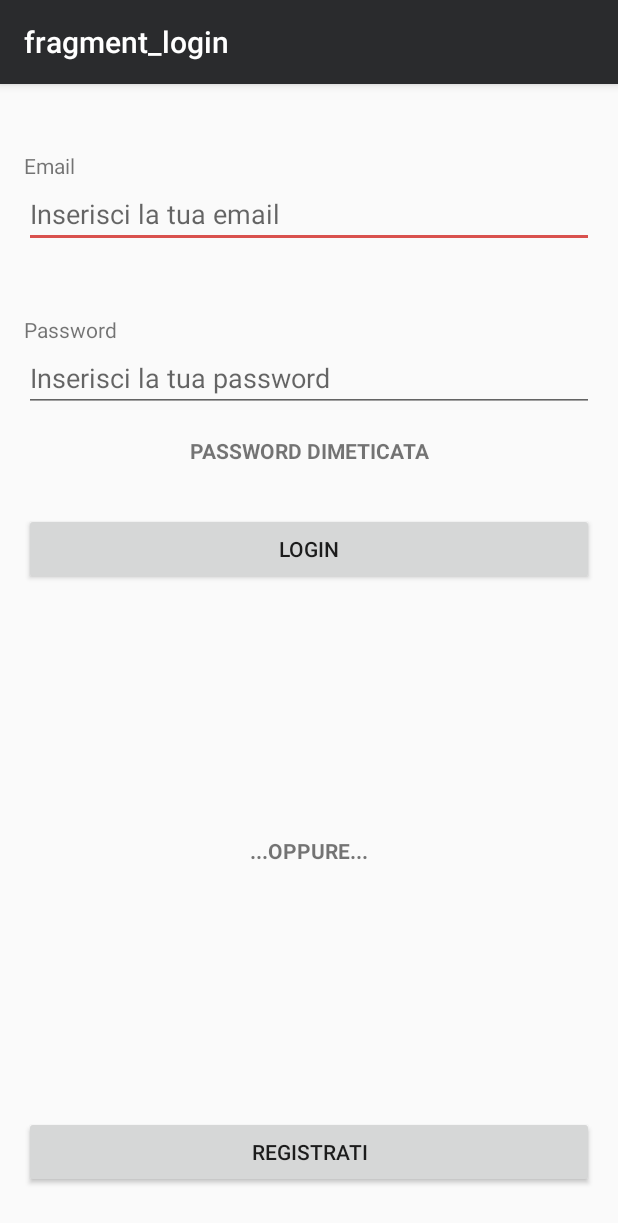
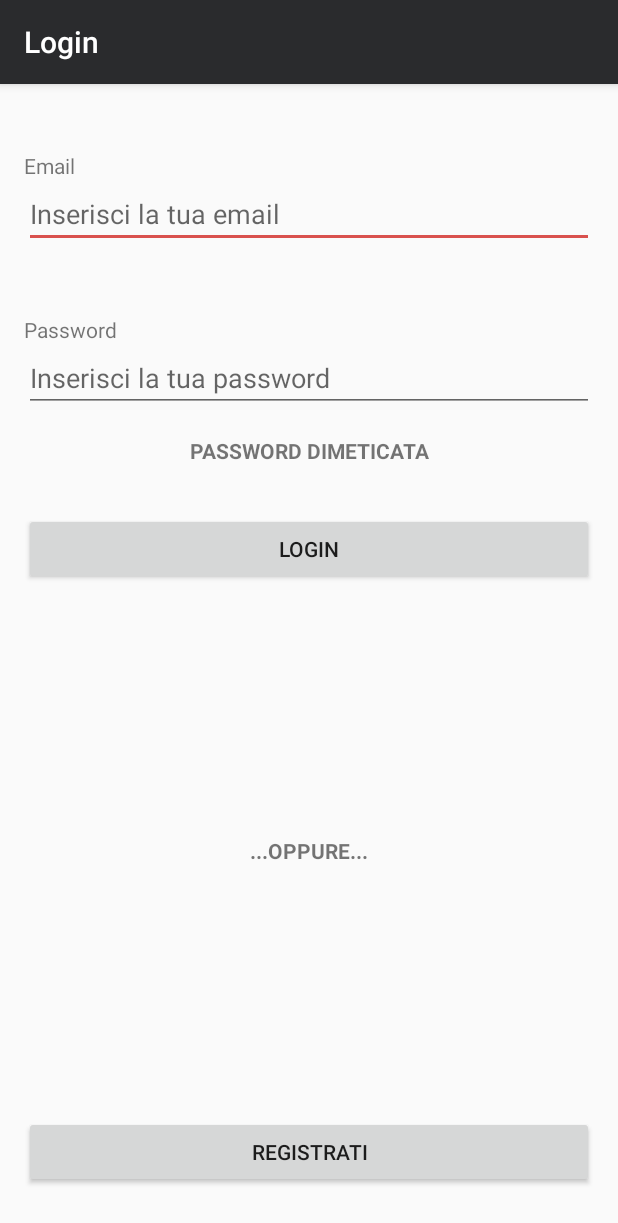
Before and after one commit to Emme90/CraonTestApp, an Android app: the screen it shows after launch (EntryActivity), on a phone screen of 412 x 824 dp. Shown: the top 1223 px of the screen. Run offline under Robolectric (Android 15) with nearby library versions, the phone set to English and light mode, and no system bars; our stand-ins replace ButterKnife, RxJava, navigation-ui; libraries missing offline, so code that uses them is left out: com.facebook.stetho, com.trello.lifecycle2, com.trello.rxlifecycle3, ru.katso.livebutton; plain views replace LiveButton; 3 statements that could not run were skipped.

Commit message:
Navigation labels corrected and resume Splash

```diff
--- a/app/src/main/java/com/example/craontestapp/view/LoginFragment.java
+++ b/app/src/main/java/com/example/craontestapp/view/LoginFragment.java
@@ -69,6 +69,7 @@ public class LoginFragment extends Fragment {
                              Bundle savedInstanceState) {
         View view = inflater.inflate(R.layout.fragment_login, container, false);
         ButterKnife.bind(this, view);
+
         return view;
     }
 
--- a/app/src/main/java/com/example/craontestapp/view/MovieListAdapter.java
+++ b/app/src/main/java/com/example/craontestapp/view/MovieListAdapter.java
@@ -56,9 +56,11 @@ public class MovieListAdapter extends RecyclerView.Adapter<MovieListAdapter.Movi
     public void onClick(View v) {
         String movieId = ((TextView)v.findViewById(R.id.movieListId)).getText().toString();
         int mId = Integer.valueOf(movieId);
+        String movieTitle = ((TextView)v.findViewById(R.id.movieTitle)).getText().toString();
 
         NavDirections action = MovieListFragmentDirections.actionMovieDetail();
         ((MovieListFragmentDirections.ActionMovieDetail)action).setMovieId(mId);
+        ((MovieListFragmentDirections.ActionMovieDetail)action).setMovieTitle(movieTitle);
 
         Navigation.findNavController(v).navigate(action);
 
--- a/app/src/main/java/com/example/craontestapp/view/SplashActivity.java
+++ b/app/src/main/java/com/example/craontestapp/view/SplashActivity.java
@@ -3,7 +3,9 @@ package com.example.craontestapp.view;
 import androidx.appcompat.app.AppCompatActivity;
 import androidx.lifecycle.ViewModelProvider;
 
+import android.content.Intent;
 import android.os.Bundle;
+import android.os.Handler;
 import android.util.Log;
 import android.widget.ProgressBar;
 
@@ -17,8 +19,8 @@ import butterknife.ButterKnife;
 public class SplashActivity extends AppCompatActivity {
 
     private static final String SPLASH_ACTIVITY_LOG = SplashActivity.class.getSimpleName();
+    private Handler handler = new Handler();
     private SplashViewModel splashViewModel;
-    private EntryActivity entryActivity = new EntryActivity();
 
     @BindView(R.id.splashProgressBar)
     ProgressBar progressBar;
@@ -37,8 +39,15 @@ public class SplashActivity extends AppCompatActivity {
     protected void onStart() {
         super.onStart();
 
+        Runnable runnable = () -> {
+            Intent intent = new Intent(SplashActivity.this, EntryActivity.class);
+            startActivity(intent);
+            finish();
+
+        };
+        handler.postDelayed(runnable, 3000);
         // TODO: avoid to instantiate each time a new a activity
-        splashViewModel = new ViewModelProvider(this).get(SplashViewModel.class);
-        splashViewModel.skipToMainActivity(this, entryActivity);
+//        splashViewModel = new ViewModelProvider(this).get(SplashViewModel.class);
+//        splashViewModel.skipToMainActivity(this, entryActivity);
     }
 }
--- a/app/src/main/res/navigation/entry_nav.xml
+++ b/app/src/main/res/navigation/entry_nav.xml
@@ -7,7 +7,7 @@
     <fragment
         android:id="@+id/loginFragment"
         android:name="com.example.craontestapp.view.LoginFragment"
-        android:label="fragment_login"
+        android:label="Login"
         tools:layout="@layout/fragment_login" >
         <action
             android:id="@+id/actionToRegistration"
@@ -18,7 +18,7 @@
     <fragment
         android:id="@+id/registerFragment"
         android:name="com.example.craontestapp.view.RegisterFragment"
-        android:label="fragment_register"
+        android:label="Registrazione"
         tools:layout="@layout/fragment_register" >
         <action
             android:id="@+id/actionRegistrationComplete"
```
Also changed, not shown: app/src/main/res/navigation/main_nav.xml (+6 -2 lines).
